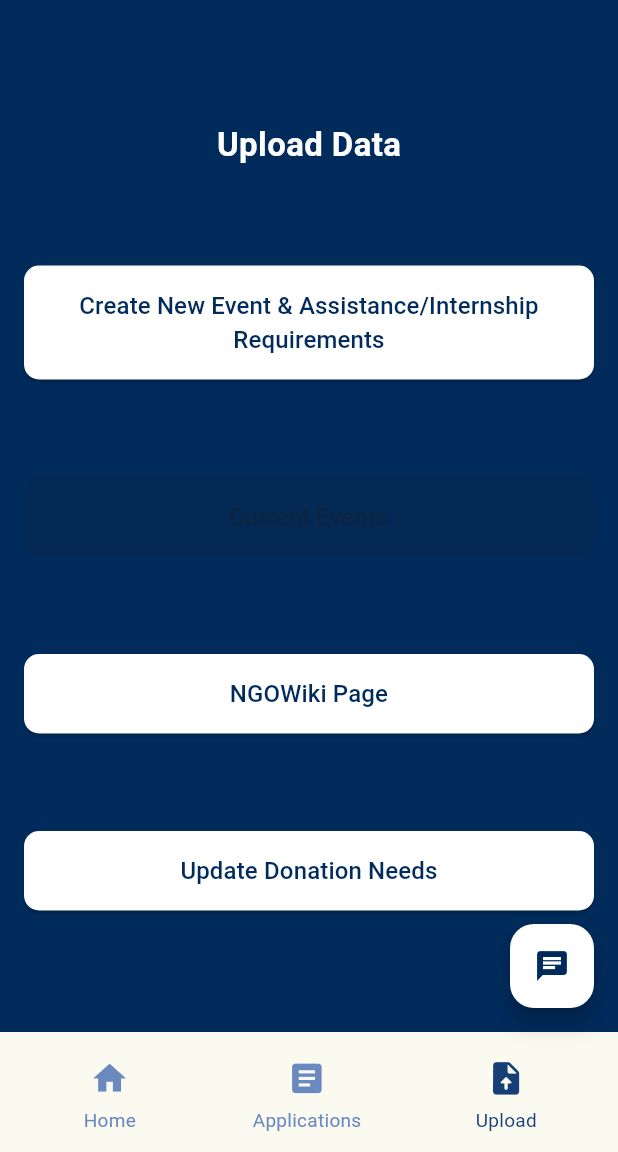
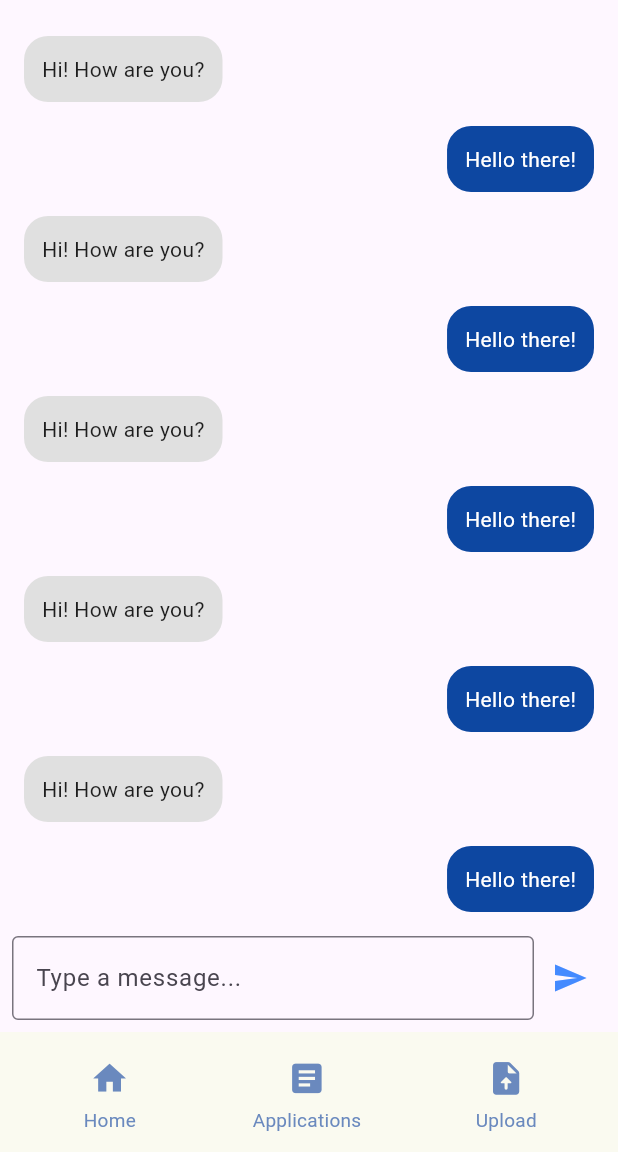
Before and after one commit to suzannedantis/ngobeacon, a Flutter app: the ApplicationsPage screen opened directly, item 3 of the bottom bar chosen, after a tap on the "chat" icon, on a phone screen of 412 x 824 dp, the part 84-1236 px from its top. Run offline on Flutter 3.47's test engine with Material 3 defaults, Android fonts, the phone set to English and light mode, and no system bars; our stand-ins replace fl_chart, google_fonts, google_sign_in, supabase_flutter; accounts and stored records are empty.

Commit message:
added files

```diff
--- a/lib/Applications/applicant_info.dart
+++ b/lib/Applications/applicant_info.dart
@@ -0,0 +1,2 @@
+import 'package:flutter/material.dart';
+import 'package:ngobeacon/components/ngo_item.dart';
--- a/lib/Applications/ngo_applications_page.dart
+++ b/lib/Applications/ngo_applications_page.dart
@@ -1,8 +1,8 @@
 import 'package:flutter/material.dart';
-import '../ngo_homescreen.dart';
-import '../Upload_Page/ngo_upload_page.dart';
+import 'package:ngobeacon/chat_button.dart';
 import '../components/bottom_nav_bar.dart';
 import '../components/top_nav_bar.dart';
+import 'package:ngobeacon/components/ngo_item.dart';
 
 class ApplicationsPage extends StatefulWidget {
   @override
@@ -10,29 +10,6 @@ class ApplicationsPage extends StatefulWidget {
 }
 
 class _ApplicationsPageState extends State<ApplicationsPage> {
-  int _selectedIndex = 1; // Index for Applications Page
-
-  void _onItemTapped(int index) {
-    if (index == _selectedIndex) return; // Prevent reloading the same page
-
-    switch (index) {
-      case 0:
-        Navigator.pushReplacement(
-          context,
-          MaterialPageRoute(builder: (context) => HomePage()),
-        );
-        break;
-      case 1:
-        break;
-      case 2:
-        Navigator.pushReplacement(
-          context,
-          MaterialPageRoute(builder: (context) => UploadPage()),
-        );
-        break; // Already on UploadPage
-    }
-  }
-
   @override
   Widget build(BuildContext context) {
     return Scaffold(
@@ -54,37 +31,13 @@ class _ApplicationsPageState extends State<ApplicationsPage> {
                 ),
               ),
               SizedBox(height: 10),
-              _buildApplicationItem(
-                "Tree Plantation Drive",
-                "4 applicants",
-                "assets/Icons/sowing-seeds.png",
-              ),
-              _buildApplicationItem(
-                "Blood Donation Drive",
-                "6 applicants",
-                "assets/Icons/donor.png",
-              ),
-              _buildApplicationItem(
-                "Data Entry Internship",
-                "4 applicants",
-                "assets/Icons/internship.png",
-              ),
-              _buildApplicationItem(
-                "Animal Care Internship",
-                "3 applicants",
-                "assets/Icons/animal.png",
-              ),
-              _buildApplicationItem(
-                "Clothes Donation Drive",
-                "8 applicants",
-                "assets/Icons/clothing.png",
-              ),
             ],
           ),
         ),
       ),
       backgroundColor: Color(0xFF002B5B),
       bottomNavigationBar: BottomNavBar(selectedIndex: 1),
+      floatingActionButton: ChatButton(),
     );
   }
 
--- a/lib/NGO_WIKI/ngowiki_page.dart
+++ b/lib/NGO_WIKI/ngowiki_page.dart
@@ -1,5 +1,4 @@
 import 'package:flutter/material.dart';
-import 'package:ngobeacon/appbar_menu/ngo_menu.dart';
 import 'package:ngobeacon/NGO_WIKI/update_ngowiki_page.dart';
 import '../components/bottom_nav_bar.dart';
 import '../components/top_nav_bar.dart';
--- a/lib/Upload_Page/ngo_upload_page.dart
+++ b/lib/Upload_Page/ngo_upload_page.dart
@@ -1,9 +1,10 @@
 import 'package:flutter/material.dart';
 import 'package:ngobeacon/Upload_Page/donation_needs_page.dart';
 import 'package:ngobeacon/NGO_WIKI/ngowiki_page.dart';
-import '../create_event_page.dart';
+import 'package:ngobeacon/Upload_Page/Create_Event/create_event_page.dart';
 import '../components/bottom_nav_bar.dart';
 import '../components/top_nav_bar.dart';
+import 'package:ngobeacon/chat_button.dart';
 
 class UploadPage extends StatelessWidget {
   const UploadPage({super.key});
@@ -25,11 +26,7 @@ class UploadPage extends StatelessWidget {
                 fontWeight: FontWeight.bold,
               ),
             ),
-            _uploadButton(
-              context,
-              "Create New Event & Assistance/Internship Requirements",
-              CreateEventPage(),
-            ),
+            _uploadButton(context, "Create New Event ", CreateEventPage()),
             _uploadButton(context, "Current Events", null),
             _uploadButton(context, "NGOWiki Page", NGOWikiPage()),
             _uploadButton(
@@ -37,15 +34,12 @@ class UploadPage extends StatelessWidget {
               "Update Donation Needs",
               DonationNeedsPage(),
             ),
+            _uploadButton(context, "Assistance/Internship Requirements", null),
           ],
         ),
       ),
       bottomNavigationBar: BottomNavBar(selectedIndex: 2),
-      floatingActionButton: FloatingActionButton(
-        onPressed: () {},
-        backgroundColor: Colors.white,
-        child: Icon(Icons.chat, color: Color(0xFF002B5B)),
-      ),
+      floatingActionButton: ChatButton(),
     );
   }
 
--- /dev/null
+++ b/lib/chat_button.dart
@@ -0,0 +1,20 @@
+import 'package:flutter/material.dart';
+import 'package:ngobeacon/chat_screen.dart';
+
+class ChatButton extends StatelessWidget {
+  const ChatButton({super.key});
+  @override
+  Widget build(BuildContext context) {
+    return FloatingActionButton(
+      onPressed: () {
+        Navigator.push(
+          context,
+          MaterialPageRoute(builder: (context) => ChatScreen()),
+        );
+      },
+      backgroundColor: Colors.blue[900],
+      shape: CircleBorder(),
+      child: Icon(Icons.chat, color: Colors.white),
+    );
+  }
+}
--- /dev/null
+++ b/lib/chat_screen.dart
@@ -0,0 +1,71 @@
+import 'package:flutter/material.dart';
+import 'package:ngobeacon/components/bottom_nav_bar.dart';
+import 'package:ngobeacon/components/top_nav_bar.dart';
+
+class ChatScreen extends StatelessWidget {
+  final TextEditingController _controller = TextEditingController();
+
+  ChatScreen();
+
+  @override
+  Widget build(BuildContext context) {
+    return Scaffold(
+      appBar: TopNavBar(),
+      bottomNavigationBar: BottomNavBar(),
+      body: Column(
+        children: [
+          Expanded(
+            child: ListView.builder(
+              reverse: true,
+              itemCount: 10,
+              itemBuilder: (context, index) {
+                bool isMe = index % 2 == 0;
+                return Align(
+                  alignment:
+                      isMe ? Alignment.centerRight : Alignment.centerLeft,
+                  child: Container(
+                    margin: const EdgeInsets.symmetric(
+                      vertical: 8,
+                      horizontal: 16,
+                    ),
+                    padding: const EdgeInsets.all(12),
+                    decoration: BoxDecoration(
+                      color: isMe ? Colors.blue.shade900 : Colors.grey.shade300,
+                      borderRadius: BorderRadius.circular(16),
+                    ),
+                    child: Text(
+                      isMe ? 'Hello there!' : 'Hi! How are you?',
+                      style: TextStyle(
+                        color: isMe ? Colors.white : Colors.black87,
+                      ),
+                    ),
+                  ),
+                );
+              },
+            ),
+          ),
+          Padding(
+            padding: const EdgeInsets.all(8.0),
+            child: Row(
+              children: [
+                Expanded(
+                  child: TextField(
+                    controller: _controller,
+                    decoration: const InputDecoration(
+                      hintText: 'Type a message...',
+                      border: OutlineInputBorder(),
+                    ),
+                  ),
+                ),
+                IconButton(
+                  icon: const Icon(Icons.send, color: Colors.blueAccent),
+                  onPressed: () {},
+                ),
+              ],
+            ),
+          ),
+        ],
+      ),
+    );
+  }
+}
```
Also changed, not shown: lib/appbar_menu/about_us.dart (+27 -19 lines), lib/components/ngo_item.dart (added, +43 -0 lines).
